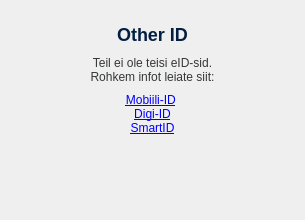
Before: the Qt Designer form client/widgets/NoOtherId.ui in open-eid/DigiDoc4-Client, drawn with Qt 5.
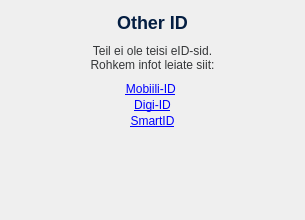
After: the same form once the commit is applied.

Commit message:
Fixes to UI of Other EID (Mobile, Digi, Other)
    1. Added space between headers and texts.
    2. Hopefully fixed the STAATUS vertical text cut error for OSX.
    3. removed not needed widgets/spacers from 'Teised eID-d'

The edit to the form file:
```diff
--- a/client/widgets/NoOtherId.ui
+++ b/client/widgets/NoOtherId.ui
@@ -33,7 +33,7 @@
     <number>10</number>
    </property>
    <property name="topMargin">
-    <number>0</number>
+    <number>2</number>
    </property>
    <property name="rightMargin">
     <number>10</number>
@@ -51,8 +51,8 @@
      </property>
      <property name="sizeHint" stdset="0">
       <size>
-       <width>1</width>
-       <height>0</height>
+       <width>20</width>
+       <height>2</height>
       </size>
      </property>
     </spacer>
@@ -62,7 +62,13 @@
      <property name="minimumSize">
       <size>
        <width>0</width>
-       <height>100</height>
+       <height>0</height>
+      </size>
+     </property>
+     <property name="maximumSize">
+      <size>
+       <width>16777215</width>
+       <height>160</height>
       </size>
      </property>
      <property name="styleSheet">
@@ -93,7 +99,7 @@
          <string>Other ID</string>
         </property>
         <property name="alignment">
-         <set>Qt::AlignCenter</set>
+         <set>Qt::AlignHCenter|Qt::AlignTop</set>
         </property>
        </widget>
       </item>
@@ -165,6 +171,12 @@
             <verstretch>0</verstretch>
            </sizepolicy>
           </property>
+          <property name="minimumSize">
+           <size>
+            <width>0</width>
+            <height>16</height>
+           </size>
+          </property>
           <property name="styleSheet">
            <string notr="true">color: #006EB5;  line-height: 16px;</string>
           </property>
@@ -191,6 +203,12 @@
             <verstretch>0</verstretch>
            </sizepolicy>
           </property>
+          <property name="minimumSize">
+           <size>
+            <width>0</width>
+            <height>16</height>
+           </size>
+          </property>
           <property name="styleSheet">
            <string notr="true">color: #006EB5;  line-height: 16px;</string>
           </property>
@@ -216,6 +234,12 @@
             <verstretch>0</verstretch>
            </sizepolicy>
           </property>
+          <property name="minimumSize">
+           <size>
+            <width>0</width>
+            <height>16</height>
+           </size>
+          </property>
           <property name="styleSheet">
            <string notr="true">color: #006EB5; line-height: 16px;</string>
           </property>
@@ -235,54 +259,6 @@
         </item>
        </layout>
       </item>
-      <item>
-       <spacer name="verticalSpacer_4">
-        <property name="orientation">
-         <enum>Qt::Vertical</enum>
-        </property>
-        <property name="sizeType">
-         <enum>QSizePolicy::Fixed</enum>
-        </property>
-        <property name="sizeHint" stdset="0">
-         <size>
-          <width>20</width>
-          <height>20</height>
-         </size>
-        </property>
-       </spacer>
-      </item>
-      <item>
-       <widget class="QWidget" name="widgetDummy" native="true">
-        <property name="sizePolicy">
-         <sizepolicy hsizetype="Preferred" vsizetype="Preferred">
-          <horstretch>0</horstretch>
-          <verstretch>0</verstretch>
-         </sizepolicy>
-        </property>
-        <layout class="QVBoxLayout" name="verticalLayout_4">
-         <item>
-          <widget class="QLabel" name="lblDummy">
-           <property name="text">
-            <string/>
-           </property>
-          </widget>
-         </item>
-        </layout>
-       </widget>
-      </item>
-      <item>
-       <spacer name="verticalSpacer_6">
-        <property name="orientation">
-         <enum>Qt::Vertical</enum>
-        </property>
-        <property name="sizeHint" stdset="0">
-         <size>
-          <width>20</width>
-          <height>1</height>
-         </size>
-        </property>
-       </spacer>
-      </item>
      </layout>
     </widget>
    </item>
@@ -296,8 +272,8 @@
      </property>
      <property name="sizeHint" stdset="0">
       <size>
-       <width>0</width>
-       <height>0</height>
+       <width>20</width>
+       <height>80</height>
       </size>
      </property>
     </spacer>
```
The commit also changes 1 other file.
